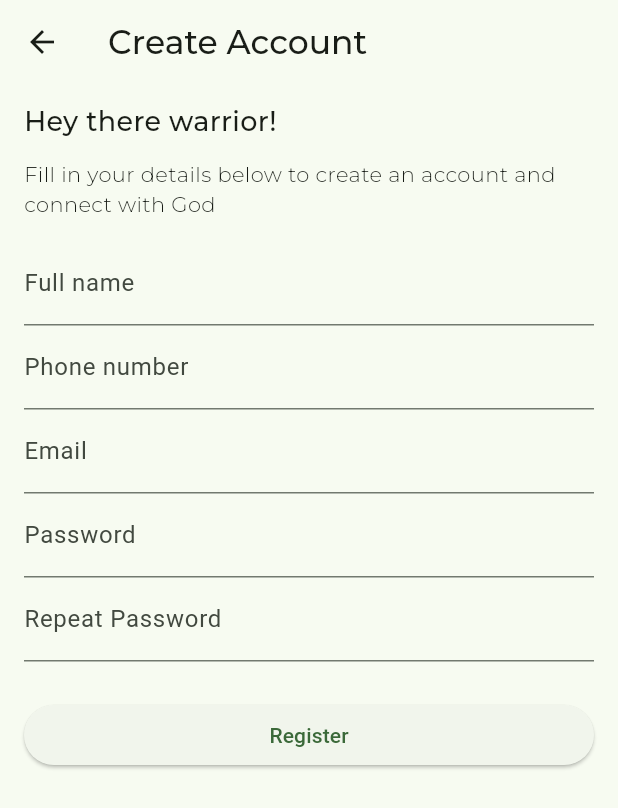
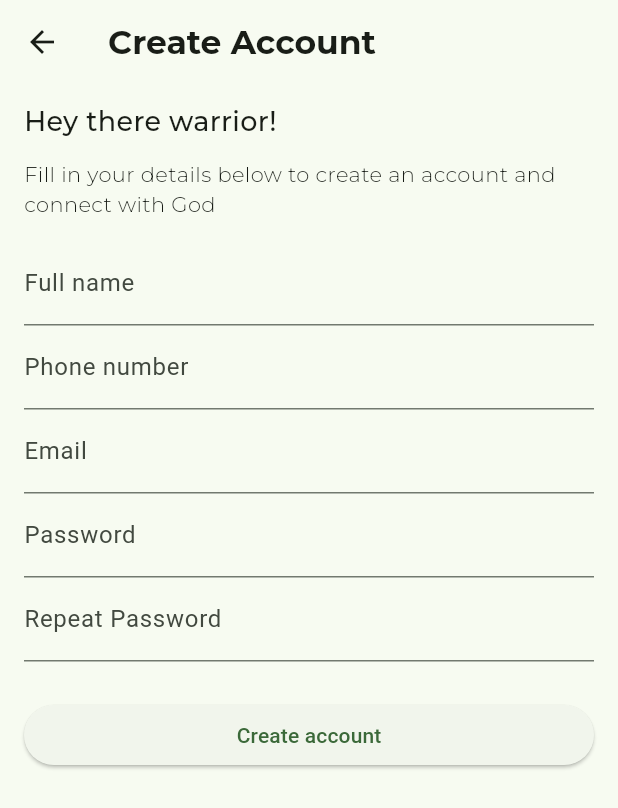
Before and after one commit to larrytamnjong/meet_god_daily_client, a Flutter app: the RegistrationScreen screen opened directly, on a phone screen of 412 x 824 dp. Shown: the top 808 px of the screen. Run offline on Flutter 3.47's test engine with Material 3 defaults, Android fonts, the phone set to English and light mode, and no system bars; drawn by our look-alikes of flutter_form_builder, modal_progress_hud_nsn; our stand-ins replace another_flutter_splash_screen, form_field_validator, get, shared_preferences; missing offline and left inert: custom_accordion; accounts and stored records are empty; project files that could hold a hidden picture were left out.

Commit message:
Minor Ui fixes

```diff
--- a/lib/views/pages/authentication/login_screen.dart
+++ b/lib/views/pages/authentication/login_screen.dart
@@ -28,7 +28,7 @@ class _LoginScreenState extends State<LoginScreen> {
       appBar: AppBar(
         title: Text(
           'Login',
-          style: fontFamilyOnly,
+          style: fontFamilyOnly.copyWith(fontWeight: FontWeight.bold),
         ),
       ),
       body: Obx(
@@ -65,6 +65,7 @@ class _LoginScreenState extends State<LoginScreen> {
                       controller: authenticationController.phone,
                     ),
                     FormBuilderTextField(
+                      obscureText: true,
                       name: "Password",
                       decoration: const InputDecoration(labelText: 'Password'),
                       keyboardType: TextInputType.text,
--- a/lib/views/pages/authentication/registration_screen.dart
+++ b/lib/views/pages/authentication/registration_screen.dart
@@ -27,7 +27,7 @@ class _RegistrationScreenState extends State<RegistrationScreen> {
       appBar: AppBar(
         title: Text(
           "Create Account",
-          style: fontFamilyOnly,
+          style: fontFamilyOnly.copyWith(fontWeight: FontWeight.bold),
         ),
       ),
       body: Obx(
@@ -78,6 +78,7 @@ class _RegistrationScreenState extends State<RegistrationScreen> {
                       controller: authenticationController.email,
                     ),
                     FormBuilderTextField(
+                      obscureText: true,
                       name: "Password",
                       decoration: const InputDecoration(labelText: 'Password'),
                       keyboardType: TextInputType.text,
@@ -85,6 +86,7 @@ class _RegistrationScreenState extends State<RegistrationScreen> {
                       validator: requiredValidator,
                     ),
                     FormBuilderTextField(
+                      obscureText: true,
                       name: "Repeat Password",
                       decoration:
                           const InputDecoration(labelText: 'Repeat Password'),
@@ -105,7 +107,7 @@ class _RegistrationScreenState extends State<RegistrationScreen> {
                     ),
                     ElevatedButton(
                         onPressed: authenticationController.registerUser,
-                        child: const Text("Register")),
+                        child: const Text("Create account")),
                   ],
                 ),
               ),
```
